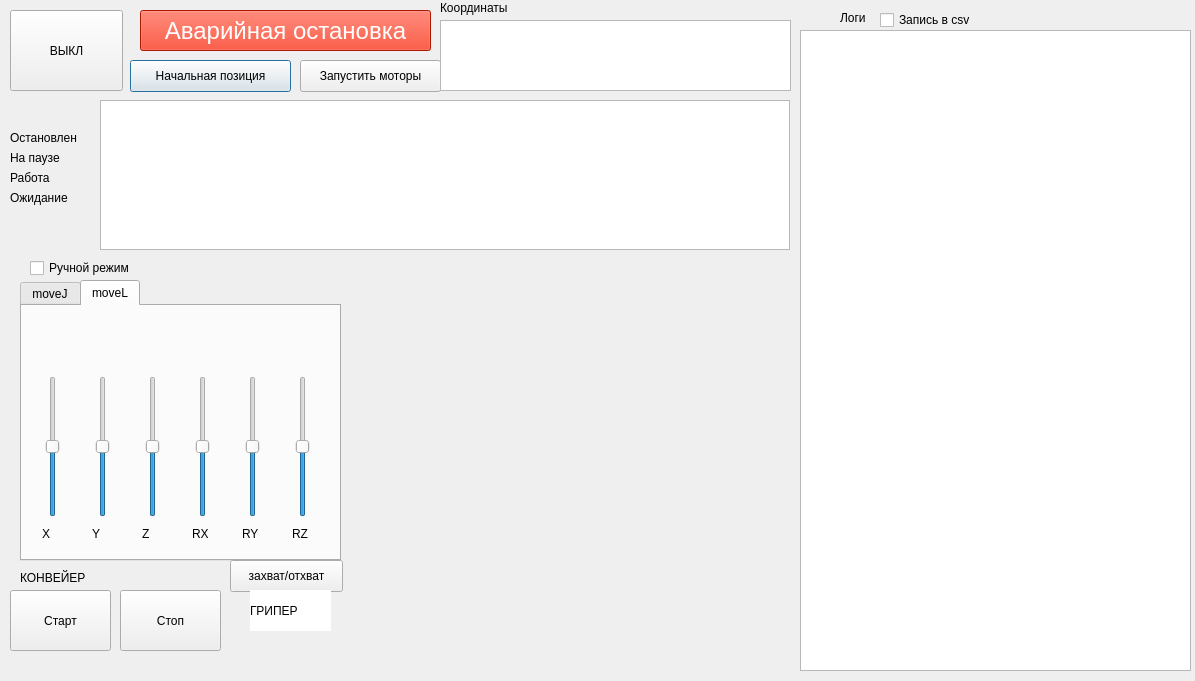
First picture: the form in first/module1/first_project.ui, repository GogolevBat/Robotics, before the edit.
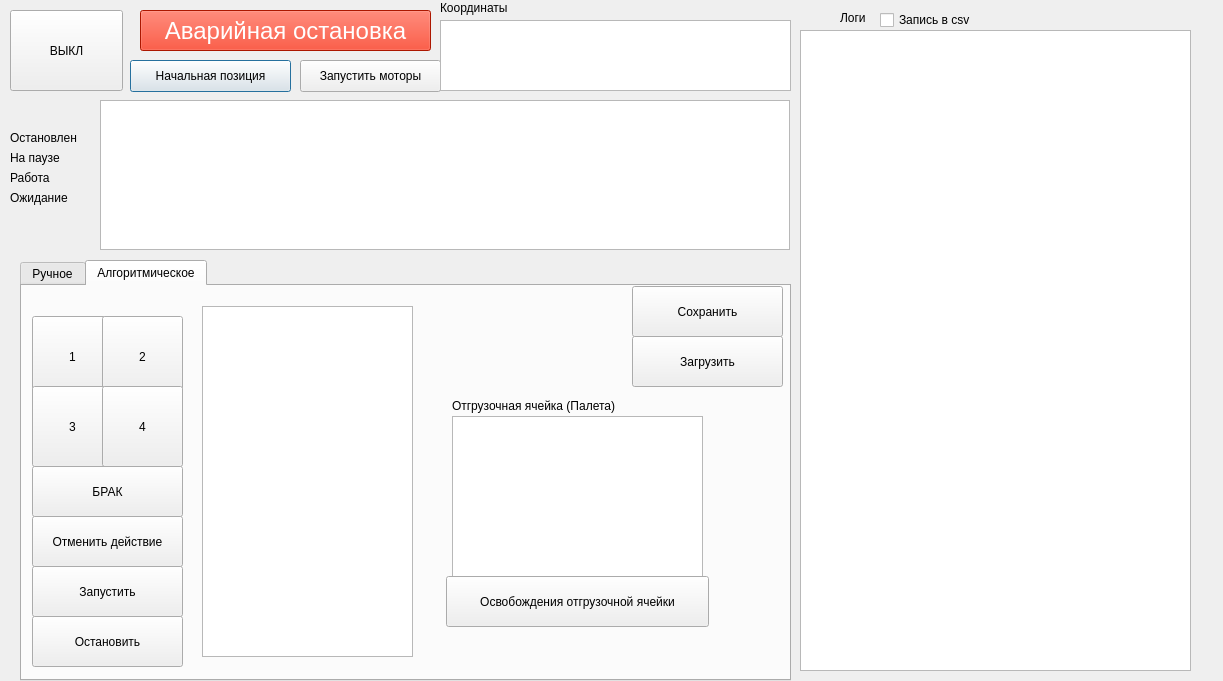
Second picture: the form after the edit. The open tabs and pages were chosen to show the change.

```diff
--- a/first/module1/first_project.ui
+++ b/first/module1/first_project.ui
@@ -9,7 +9,7 @@
    <rect>
     <x>0</x>
     <y>0</y>
-    <width>1195</width>
+    <width>1223</width>
     <height>681</height>
    </rect>
   </property>
@@ -97,11 +97,179 @@
     <string>Запустить моторы</string>
    </property>
   </widget>
+  <widget class="QTableWidget" name="table_position_robot">
+   <property name="enabled">
+    <bool>true</bool>
+   </property>
+   <property name="geometry">
+    <rect>
+     <x>440</x>
+     <y>20</y>
+     <width>351</width>
+     <height>71</height>
+    </rect>
+   </property>
+  </widget>
+  <widget class="QLabel" name="lamp_stoped">
+   <property name="geometry">
+    <rect>
+     <x>10</x>
+     <y>130</y>
+     <width>81</width>
+     <height>16</height>
+    </rect>
+   </property>
+   <property name="text">
+    <string>Остановлен</string>
+   </property>
+  </widget>
+  <widget class="QLabel" name="lamp_paused">
+   <property name="geometry">
+    <rect>
+     <x>10</x>
+     <y>150</y>
+     <width>81</width>
+     <height>16</height>
+    </rect>
+   </property>
+   <property name="text">
+    <string>На паузе</string>
+   </property>
+  </widget>
+  <widget class="QLabel" name="lamp_working">
+   <property name="geometry">
+    <rect>
+     <x>10</x>
+     <y>170</y>
+     <width>81</width>
+     <height>16</height>
+    </rect>
+   </property>
+   <property name="text">
+    <string>Работа</string>
+   </property>
+  </widget>
+  <widget class="QLabel" name="lamp_waiting">
+   <property name="geometry">
+    <rect>
+     <x>10</x>
+     <y>190</y>
+     <width>81</width>
+     <height>16</height>
+    </rect>
+   </property>
+   <property name="text">
+    <string>Ожидание</string>
+   </property>
+  </widget>
+  <widget class="QPushButton" name="STOP_I_TOCHKA">
+   <property name="geometry">
+    <rect>
+     <x>140</x>
+     <y>10</y>
+     <width>291</width>
+     <height>41</height>
+    </rect>
+   </property>
+   <property name="styleSheet">
+    <string notr="true">background-color: #f12000; color: #ffffff; font-size: 24px;</string>
+   </property>
+   <property name="text">
+    <string>Аварийная остановка</string>
+   </property>
+  </widget>
+  <widget class="QLabel" name="label_18">
+   <property name="geometry">
+    <rect>
+     <x>440</x>
+     <y>0</y>
+     <width>81</width>
+     <height>16</height>
+    </rect>
+   </property>
+   <property name="text">
+    <string>Координаты</string>
+   </property>
+  </widget>
+  <widget class="QPushButton" name="off_worker">
+   <property name="geometry">
+    <rect>
+     <x>10</x>
+     <y>10</y>
+     <width>113</width>
+     <height>81</height>
+    </rect>
+   </property>
+   <property name="text">
+    <string>ВЫКЛ</string>
+   </property>
+  </widget>
+  <widget class="QTabWidget" name="tabWidget_2">
+   <property name="geometry">
+    <rect>
+     <x>20</x>
+     <y>260</y>
+     <width>771</width>
+     <height>421</height>
+    </rect>
+   </property>
+   <property name="currentIndex">
+    <number>1</number>
+   </property>
+   <widget class="QWidget" name="tab_3">
+    <attribute name="title">
+     <string>Ручное</string>
+    </attribute>
+    <widget class="QLabel" name="Derjatel_itema_bez_sms_i_reg">
+     <property name="geometry">
+      <rect>
+       <x>240</x>
+       <y>330</y>
+       <width>81</width>
+       <height>41</height>
+      </rect>
+     </property>
+     <property name="styleSheet">
+      <string notr="true">background-color: #ffffff;</string>
+     </property>
+     <property name="text">
+      <string>ГРИПЕР</string>
+     </property>
+    </widget>
+    <widget class="QPushButton" name="take_and_put">
+     <property name="geometry">
+      <rect>
+       <x>220</x>
+       <y>300</y>
+       <width>113</width>
+       <height>32</height>
+      </rect>
+     </property>
+     <property name="text">
+      <string>захват/отхват</string>
+     </property>
+     <property name="checkable">
+      <bool>true</bool>
+     </property>
+    </widget>
+    <widget class="QCheckBox" name="hand_mode">
+     <property name="geometry">
+      <rect>
+       <x>20</x>
+       <y>0</y>
+       <width>121</width>
+       <height>16</height>
+      </rect>
+     </property>
+     <property name="text">
+      <string>Ручной режим</string>
+     </property>
+    </widget>
   <widget class="QTabWidget" name="tabWidget">
    <property name="geometry">
     <rect>
-     <x>20</x>
-     <y>280</y>
+       <x>10</x>
+       <y>20</y>
      <width>321</width>
      <height>281</height>
     </rect>
@@ -522,134 +690,11 @@
     </widget>
    </widget>
   </widget>
-  <widget class="QTableWidget" name="table_position_robot">
-   <property name="enabled">
-    <bool>true</bool>
-   </property>
-   <property name="geometry">
-    <rect>
-     <x>440</x>
-     <y>20</y>
-     <width>351</width>
-     <height>71</height>
-    </rect>
-   </property>
-  </widget>
-  <widget class="QLabel" name="lamp_stoped">
-   <property name="geometry">
-    <rect>
-     <x>10</x>
-     <y>130</y>
-     <width>81</width>
-     <height>16</height>
-    </rect>
-   </property>
-   <property name="text">
-    <string>Остановлен</string>
-   </property>
-  </widget>
-  <widget class="QLabel" name="lamp_paused">
-   <property name="geometry">
-    <rect>
-     <x>10</x>
-     <y>150</y>
-     <width>81</width>
-     <height>16</height>
-    </rect>
-   </property>
-   <property name="text">
-    <string>На паузе</string>
-   </property>
-  </widget>
-  <widget class="QLabel" name="lamp_working">
-   <property name="geometry">
-    <rect>
-     <x>10</x>
-     <y>170</y>
-     <width>81</width>
-     <height>16</height>
-    </rect>
-   </property>
-   <property name="text">
-    <string>Работа</string>
-   </property>
-  </widget>
-  <widget class="QLabel" name="lamp_waiting">
-   <property name="geometry">
-    <rect>
-     <x>10</x>
-     <y>190</y>
-     <width>81</width>
-     <height>16</height>
-    </rect>
-   </property>
-   <property name="text">
-    <string>Ожидание</string>
-   </property>
-  </widget>
-  <widget class="QPushButton" name="STOP_I_TOCHKA">
-   <property name="geometry">
-    <rect>
-     <x>140</x>
-     <y>10</y>
-     <width>291</width>
-     <height>41</height>
-    </rect>
-   </property>
-   <property name="styleSheet">
-    <string notr="true">background-color: #f12000; color: #ffffff; font-size: 24px;</string>
-   </property>
-   <property name="text">
-    <string>Аварийная остановка</string>
-   </property>
-  </widget>
-  <widget class="QPushButton" name="take_and_put">
-   <property name="geometry">
-    <rect>
-     <x>230</x>
-     <y>560</y>
-     <width>113</width>
-     <height>32</height>
-    </rect>
-   </property>
-   <property name="text">
-    <string>захват/отхват</string>
-   </property>
-   <property name="checkable">
-    <bool>true</bool>
-   </property>
-  </widget>
-  <widget class="QCheckBox" name="hand_mode">
-   <property name="geometry">
-    <rect>
-     <x>30</x>
-     <y>260</y>
-     <width>121</width>
-     <height>16</height>
-    </rect>
-   </property>
-   <property name="text">
-    <string>Ручной режим</string>
-   </property>
-  </widget>
-  <widget class="QLabel" name="label_18">
-   <property name="geometry">
-    <rect>
-     <x>440</x>
-     <y>0</y>
-     <width>81</width>
-     <height>16</height>
-    </rect>
-   </property>
-   <property name="text">
-    <string>Координаты</string>
-   </property>
-  </widget>
   <widget class="QPushButton" name="robot_conveyer_start">
    <property name="geometry">
     <rect>
-     <x>10</x>
-     <y>590</y>
+       <x>0</x>
+       <y>330</y>
      <width>101</width>
      <height>61</height>
     </rect>
@@ -661,8 +706,8 @@
   <widget class="QLabel" name="label_13">
    <property name="geometry">
     <rect>
-     <x>20</x>
-     <y>570</y>
+       <x>10</x>
+       <y>310</y>
      <width>111</width>
      <height>16</height>
     </rect>
@@ -674,8 +719,8 @@
   <widget class="QPushButton" name="robot_conveyer_stop">
    <property name="geometry">
     <rect>
-     <x>120</x>
-     <y>590</y>
+       <x>110</x>
+       <y>330</y>
      <width>101</width>
      <height>61</height>
     </rect>
@@ -684,34 +729,194 @@
     <string>Стоп</string>
    </property>
   </widget>
-  <widget class="QLabel" name="Derjatel_itema_bez_sms_i_reg">
+   </widget>
+   <widget class="QWidget" name="tab_4">
+    <attribute name="title">
+     <string>Алгоритмическое</string>
+    </attribute>
+    <widget class="QPushButton" name="pallete1">
    <property name="geometry">
     <rect>
-     <x>250</x>
-     <y>590</y>
+       <x>10</x>
+       <y>30</y>
      <width>81</width>
-     <height>41</height>
-    </rect>
-   </property>
-   <property name="styleSheet">
-    <string notr="true">background-color: #ffffff;</string>
-   </property>
+       <height>81</height>
+      </rect>
+     </property>
+     <property name="text">
+      <string>1</string>
+     </property>
+    </widget>
+    <widget class="QPushButton" name="pallete2">
+     <property name="geometry">
+      <rect>
+       <x>80</x>
+       <y>30</y>
+       <width>81</width>
+       <height>81</height>
+      </rect>
+     </property>
    <property name="text">
-    <string>ГРИПЕР</string>
-   </property>
-  </widget>
-  <widget class="QPushButton" name="off_worker">
+      <string>2</string>
+     </property>
+    </widget>
+    <widget class="QPushButton" name="pallete3">
    <property name="geometry">
     <rect>
      <x>10</x>
-     <y>10</y>
-     <width>113</width>
+       <y>100</y>
+       <width>81</width>
      <height>81</height>
     </rect>
    </property>
    <property name="text">
-    <string>ВЫКЛ</string>
-   </property>
+      <string>3</string>
+     </property>
+    </widget>
+    <widget class="QPushButton" name="pallete4">
+     <property name="geometry">
+      <rect>
+       <x>80</x>
+       <y>100</y>
+       <width>81</width>
+       <height>81</height>
+      </rect>
+     </property>
+     <property name="text">
+      <string>4</string>
+     </property>
+    </widget>
+    <widget class="QPushButton" name="pallete_defect">
+     <property name="geometry">
+      <rect>
+       <x>10</x>
+       <y>180</y>
+       <width>151</width>
+       <height>51</height>
+      </rect>
+     </property>
+     <property name="text">
+      <string>БРАК</string>
+     </property>
+    </widget>
+    <widget class="QPushButton" name="auto_work_back">
+     <property name="geometry">
+      <rect>
+       <x>10</x>
+       <y>230</y>
+       <width>151</width>
+       <height>51</height>
+      </rect>
+     </property>
+     <property name="text">
+      <string>Отменить действие</string>
+     </property>
+    </widget>
+    <widget class="QPushButton" name="auto_work_start">
+     <property name="geometry">
+      <rect>
+       <x>10</x>
+       <y>280</y>
+       <width>151</width>
+       <height>51</height>
+      </rect>
+     </property>
+     <property name="text">
+      <string>Запустить</string>
+     </property>
+    </widget>
+    <widget class="QPushButton" name="auto_work_save">
+     <property name="geometry">
+      <rect>
+       <x>610</x>
+       <y>0</y>
+       <width>151</width>
+       <height>51</height>
+      </rect>
+     </property>
+     <property name="text">
+      <string>Сохранить</string>
+     </property>
+    </widget>
+    <widget class="QPushButton" name="auto_work_download">
+     <property name="geometry">
+      <rect>
+       <x>610</x>
+       <y>50</y>
+       <width>151</width>
+       <height>51</height>
+      </rect>
+     </property>
+     <property name="text">
+      <string>Загрузить</string>
+     </property>
+    </widget>
+    <widget class="QTableWidget" name="auto_table_for_alg">
+     <property name="enabled">
+      <bool>true</bool>
+     </property>
+     <property name="geometry">
+      <rect>
+       <x>180</x>
+       <y>20</y>
+       <width>211</width>
+       <height>351</height>
+      </rect>
+     </property>
+    </widget>
+    <widget class="QPushButton" name="auto_work_stop">
+     <property name="geometry">
+      <rect>
+       <x>10</x>
+       <y>330</y>
+       <width>151</width>
+       <height>51</height>
+      </rect>
+     </property>
+     <property name="text">
+      <string>Остановить</string>
+     </property>
+    </widget>
+    <widget class="QTableWidget" name="auto_table_pallete">
+     <property name="enabled">
+      <bool>true</bool>
+     </property>
+     <property name="geometry">
+      <rect>
+       <x>430</x>
+       <y>130</y>
+       <width>251</width>
+       <height>161</height>
+      </rect>
+     </property>
+    </widget>
+    <widget class="QLabel" name="lamp_stoped_2">
+     <property name="geometry">
+      <rect>
+       <x>430</x>
+       <y>110</y>
+       <width>251</width>
+       <height>20</height>
+      </rect>
+     </property>
+     <property name="text">
+      <string>Отгрузочная ячейка (Палета)</string>
+     </property>
+    </widget>
+    <widget class="QPushButton" name="auto_pal_clear">
+     <property name="geometry">
+      <rect>
+       <x>424</x>
+       <y>290</y>
+       <width>263</width>
+       <height>51</height>
+      </rect>
+     </property>
+     <property name="text">
+      <string>Освобождения отгрузочной ячейки</string>
+     </property>
+    </widget>
+   </widget>
   </widget>
  </widget>
  <resources/>
```
Left out of the diff: 2 changed lines with no effect on the pictures. Lines whose indentation alone changed are shown as unchanged.
